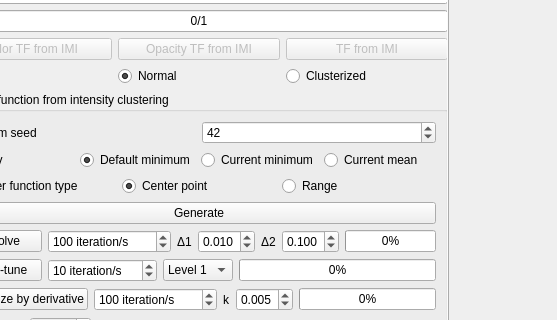
First picture: the form in starviewer/src/extensions/playground/experimental3d/qexperimental3dextensionbase.ui, repository starviewer-medical/starviewer, before the edit; both pictures show x 96 to 653 and y 391 to 711 of the 653 by 1090 pixel window.
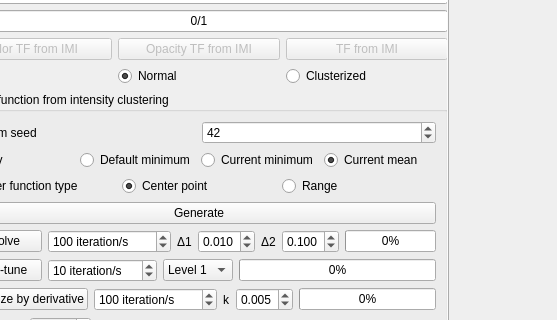
Second picture: the form after the edit. The open tabs and pages were chosen to show the change. Custom widgets are drawn as their Qt base class.

Commit message: ENH: Posem "Current mean" en lloc de "Cefault minimum" com a opció predeterminada per generar una funció de transferència a partir del clustering d'intensitats.

Diff of the .ui file:
```diff
--- a/starviewer/src/extensions/playground/experimental3d/qexperimental3dextensionbase.ui
+++ b/starviewer/src/extensions/playground/experimental3d/qexperimental3dextensionbase.ui
@@ -3798,9 +3798,6 @@
                   <property name="text">
                    <string>Default minimum</string>
                   </property>
-                  <property name="checked">
-                   <bool>true</bool>
-                  </property>
                   <attribute name="buttonGroup">
                    <string>buttonGroup_2</string>
                   </attribute>
@@ -3821,6 +3818,9 @@
                   <property name="text">
                    <string>Current mean</string>
                   </property>
+                  <property name="checked">
+                   <bool>true</bool>
+                  </property>
                   <attribute name="buttonGroup">
                    <string>buttonGroup_2</string>
                   </attribute>
```
Left out of the diff: 2 changed lines with no effect on the pictures.
